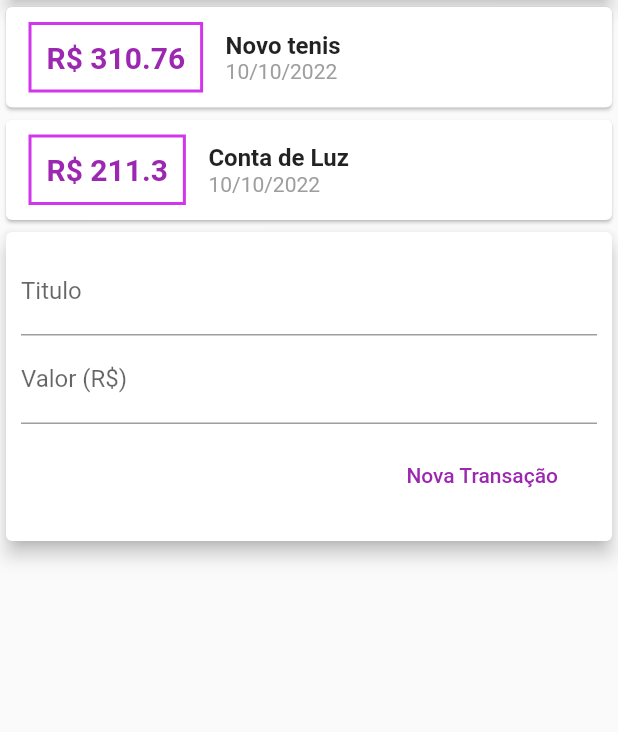
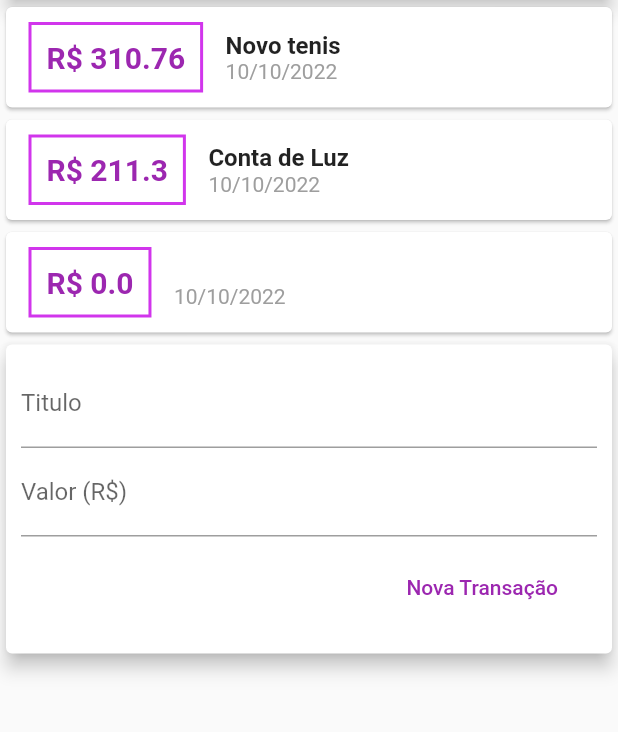
Before and after one commit to paulovictorbuenoflores/curso_flutter_completo, a Flutter app: the screen it shows after launch, after a tap on "Nova Transação", on a phone screen of 412 x 824 dp, the part 119-851 px from its top. Run offline on Flutter 3.47's test engine with Material 2 defaults, Android fonts, the phone set to English and light mode, and no system bars.

Commit message:
adicionando transacao

```diff
--- a/construindo_app_real_despesas_pessoais_4/expenses/lib/components/transaction_form.dart
+++ b/construindo_app_real_despesas_pessoais_4/expenses/lib/components/transaction_form.dart
@@ -1,3 +1,4 @@
+import 'package:expenses/components/transaction_user.dart';
 import 'package:flutter/cupertino.dart';
 import 'package:flutter/material.dart';
 import 'package:flutter/src/foundation/key.dart';
@@ -6,6 +7,10 @@ import 'package:flutter/src/widgets/framework.dart';
 class TransactionForm extends StatelessWidget {
   final titleController = TextEditingController();
   final valueController = TextEditingController();
+
+  final void Function(String, double) onSubmit;
+  TransactionForm(this.onSubmit);
+
   @override
   Widget build(BuildContext context) {
     return Card(
@@ -36,8 +41,9 @@ class TransactionForm extends StatelessWidget {
                 children: [
                   FlatButton(
                     onPressed: () {
-                      print(titleController.text);
-                      print(valueController.text);
+                      final title = titleController.text;
+                      final value = double.tryParse(valueController.text) ?? 0;
+                      onSubmit(title, value);
                     },
                     textColor: Colors.purple,
                     child: Text('Nova Transação'),
--- a/construindo_app_real_despesas_pessoais_4/expenses/lib/components/transaction_user.dart
+++ b/construindo_app_real_despesas_pessoais_4/expenses/lib/components/transaction_user.dart
@@ -1,3 +1,5 @@
+import 'dart:math';
+
 import 'package:expenses/components/transaction_form.dart';
 import 'package:expenses/components/transaction_list.dart';
 import 'package:flutter/cupertino.dart';
@@ -26,13 +28,25 @@ class _TransactionUserState extends State<TransactionUser> {
       date: DateTime.now(),
     ),
   ];
+  _addTransaction(String title, double value) {
+    final newTransaction = Transaction(
+      id: Random().nextDouble().toString(),
+      title: title,
+      value: value,
+      date: DateTime.now(),
+    );
+
+    setState(() {
+      _transactions.add(newTransaction);
+    });
+  }
 
   @override
   Widget build(BuildContext context) {
     return Column(
       children: [
         TransactionList(_transactions),
-        TransactionForm(),
+        TransactionForm(_addTransaction),
       ],
     );
   }
--- a/construindo_app_real_despesas_pessoais_4/expenses/lib/main.dart
+++ b/construindo_app_real_despesas_pessoais_4/expenses/lib/main.dart
@@ -1,5 +1,3 @@
-import 'dart:ffi';
-
 import 'package:expenses/components/transaction_form.dart';
 import 'package:expenses/components/transaction_list.dart';
 import 'package:expenses/components/transaction_user.dart';
```
